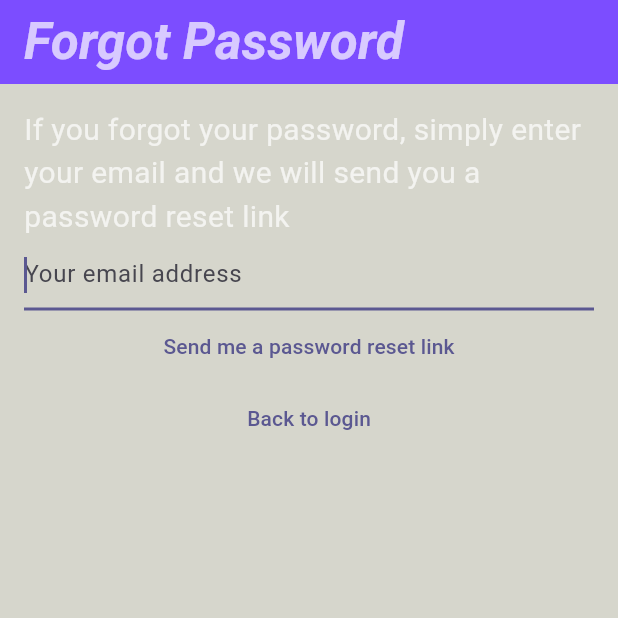
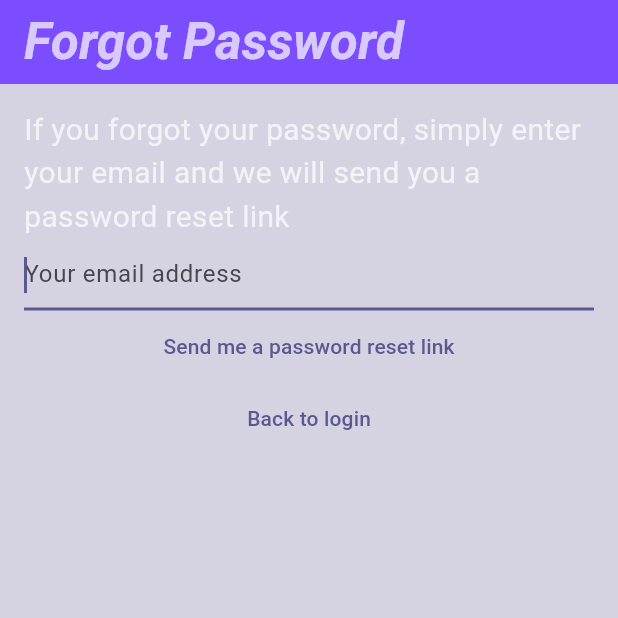
Before and after one commit to crisis-arg/mynotes, a Flutter app: the screen it shows after launch, after a tap on "Forgot password", on a phone screen of 412 x 824 dp, the top half of it. Run offline on Flutter 3.47's test engine with Material 3 defaults, Android fonts, the phone set to English and light mode, and no system bars; our stand-ins replace cloud_firestore, equatable, firebase_auth, firebase_core, flutter_bloc, share_plus; accounts and stored records are empty; network calls fail.

Commit message:
page view color change

```diff
--- a/lib/views/forgot_password_view.dart
+++ b/lib/views/forgot_password_view.dart
@@ -43,7 +43,7 @@ class _ForgotPasswordViewState extends State<ForgotPasswordView> {
         }
       },
       child: Scaffold(
-        backgroundColor: const Color(0x33333300),
+        backgroundColor: const Color.fromARGB(51, 46, 35, 108),
         appBar: AppBar(
           backgroundColor: Colors.deepPurpleAccent,
           title: const Text(
--- a/lib/views/login_views.dart
+++ b/lib/views/login_views.dart
@@ -57,7 +57,7 @@ class _LoginViewState extends State<LoginView> {
         }
       },
       child: Scaffold(
-        backgroundColor: const Color(0x33333300),
+        backgroundColor: const Color.fromARGB(51, 46, 35, 108),
         appBar: AppBar(
           title: const Text(
               style: TextStyle(
--- a/lib/views/notes/create_update_note_view.dart
+++ b/lib/views/notes/create_update_note_view.dart
@@ -90,7 +90,7 @@ class _CreateUpdateNoteViewState extends State<CreateUpdateNoteView> {
   @override
   Widget build(BuildContext context) {
     return Scaffold(
-      backgroundColor: const Color(0x33333300),
+      backgroundColor: const Color.fromARGB(51, 46, 35, 108),
       appBar: AppBar(
         backgroundColor: Colors.deepPurpleAccent,
         title: const Text(
--- a/lib/views/notes/notes_view.dart
+++ b/lib/views/notes/notes_view.dart
@@ -30,7 +30,7 @@ class _NotesViewState extends State<NotesView> {
   @override
   Widget build(BuildContext context) {
     return Scaffold(
-      backgroundColor: const Color(0x33333300),
+      backgroundColor: const Color.fromARGB(51, 46, 35, 108),
       appBar: AppBar(
         title: const Text(
             style: TextStyle(
--- a/lib/views/register_view.dart
+++ b/lib/views/register_view.dart
@@ -59,7 +59,7 @@ class _RegisterViewState extends State<RegisterView> {
         }
       },
       child: Scaffold(
-        backgroundColor: const Color(0x33333300),
+        backgroundColor: const Color.fromARGB(51, 46, 35, 108),
         appBar: AppBar(
           backgroundColor: Colors.deepPurpleAccent,
           title: const Text(
--- a/lib/views/verifyemail_views.dart
+++ b/lib/views/verifyemail_views.dart
@@ -14,7 +14,7 @@ class _VerifyEmailViewState extends State<VerifyEmailView> {
   @override
   Widget build(BuildContext context) {
     return Scaffold(
-      backgroundColor: const Color(0x33333300),
+      backgroundColor: const Color.fromARGB(51, 46, 35, 108),
       appBar: AppBar(
         title: const Text(
             style: TextStyle(
```
